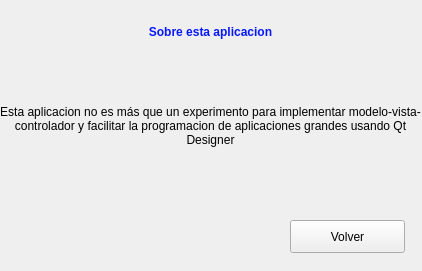
Before: the Qt Designer form views/vista_sobre_nosotros.ui in JuanLoaiza007/mvc-python, drawn with Qt 5.
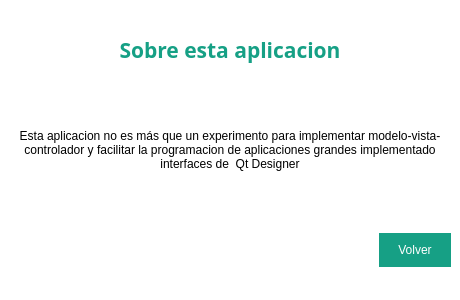
After: the same form once the commit is applied.

```diff
--- a/views/vista_sobre_nosotros.ui
+++ b/views/vista_sobre_nosotros.ui
@@ -6,32 +6,83 @@
    <rect>
     <x>0</x>
     <y>0</y>
-    <width>422</width>
-    <height>271</height>
+    <width>460</width>
+    <height>300</height>
    </rect>
   </property>
+  <property name="minimumSize">
+   <size>
+    <width>460</width>
+    <height>300</height>
+   </size>
+  </property>
+  <property name="maximumSize">
+   <size>
+    <width>460</width>
+    <height>300</height>
+   </size>
+  </property>
   <property name="windowTitle">
    <string>MainWindow</string>
   </property>
   <widget class="QWidget" name="centralwidget">
+   <property name="minimumSize">
+    <size>
+     <width>400</width>
+     <height>270</height>
+    </size>
+   </property>
+   <property name="styleSheet">
+    <string notr="true">QWidget {
+	background-color: white;
+}</string>
+   </property>
+   <layout class="QVBoxLayout" name="verticalLayout">
+    <property name="spacing">
+     <number>0</number>
+    </property>
+    <property name="leftMargin">
+     <number>0</number>
+    </property>
+    <property name="topMargin">
+     <number>0</number>
+    </property>
+    <property name="rightMargin">
+     <number>0</number>
+    </property>
+    <property name="bottomMargin">
+     <number>0</number>
+    </property>
+    <item alignment="Qt::AlignVCenter">
+     <widget class="QFrame" name="frame_3">
+      <property name="maximumSize">
+       <size>
+        <width>16777215</width>
+        <height>59</height>
+       </size>
+      </property>
+      <property name="frameShape">
+       <enum>QFrame::NoFrame</enum>
+      </property>
+      <property name="frameShadow">
+       <enum>QFrame::Raised</enum>
+      </property>
+      <layout class="QHBoxLayout" name="horizontalLayout">
+       <item>
    <widget class="QLabel" name="lbl_titulo">
-    <property name="geometry">
-     <rect>
-      <x>0</x>
-      <y>20</y>
-      <width>421</width>
-      <height>24</height>
-     </rect>
-    </property>
     <property name="font">
      <font>
+           <family>sans-serif</family>
+           <pointsize>16</pointsize>
       <weight>75</weight>
+           <italic>false</italic>
       <bold>true</bold>
      </font>
     </property>
     <property name="styleSheet">
      <string notr="true">QLabel {
-	color: rgb(7, 24, 255);
+	font: bold 16pt &quot;sans-serif&quot;;
+	color: #16a085;
 }</string>
     </property>
     <property name="text">
@@ -41,15 +92,21 @@
      <set>Qt::AlignCenter</set>
     </property>
    </widget>
+       </item>
+      </layout>
+     </widget>
+    </item>
+    <item>
+     <widget class="QFrame" name="frame_2">
+      <property name="frameShape">
+       <enum>QFrame::NoFrame</enum>
+      </property>
+      <property name="frameShadow">
+       <enum>QFrame::Raised</enum>
+      </property>
+      <layout class="QGridLayout" name="gridLayout">
+       <item row="0" column="0">
    <widget class="QLabel" name="lbl_cuerpo">
-    <property name="geometry">
-     <rect>
-      <x>0</x>
-      <y>40</y>
-      <width>421</width>
-      <height>171</height>
-     </rect>
-    </property>
     <property name="font">
      <font>
       <weight>50</weight>
@@ -62,7 +119,7 @@
 }</string>
     </property>
     <property name="text">
-     <string>Esta aplicacion no es más que un experimento para implementar modelo-vista-controlador y facilitar la programacion de aplicaciones grandes usando Qt Designer</string>
+          <string>Esta aplicacion no es más que un experimento para implementar modelo-vista-controlador y facilitar la programacion de aplicaciones grandes implementado interfaces de  Qt Designer</string>
     </property>
     <property name="alignment">
      <set>Qt::AlignCenter</set>
@@ -71,19 +128,82 @@
      <bool>true</bool>
     </property>
    </widget>
+       </item>
+      </layout>
+     </widget>
+    </item>
+    <item>
+     <widget class="QFrame" name="frame">
+      <property name="frameShape">
+       <enum>QFrame::NoFrame</enum>
+      </property>
+      <property name="frameShadow">
+       <enum>QFrame::Raised</enum>
+      </property>
+      <layout class="QHBoxLayout" name="horizontalLayout_2">
+       <property name="spacing">
+        <number>0</number>
+       </property>
+       <property name="leftMargin">
+        <number>0</number>
+       </property>
+       <property name="topMargin">
+        <number>0</number>
+       </property>
+       <property name="rightMargin">
+        <number>0</number>
+       </property>
+       <property name="bottomMargin">
+        <number>0</number>
+       </property>
+       <item>
+        <widget class="QFrame" name="frame_4">
+         <property name="frameShape">
+          <enum>QFrame::NoFrame</enum>
+         </property>
+         <property name="frameShadow">
+          <enum>QFrame::Raised</enum>
+         </property>
+        </widget>
+       </item>
+       <item>
+        <widget class="QFrame" name="frame_5">
+         <property name="maximumSize">
+          <size>
+           <width>90</width>
+           <height>16777215</height>
+          </size>
+         </property>
+         <property name="frameShape">
+          <enum>QFrame::NoFrame</enum>
+         </property>
+         <property name="frameShadow">
+          <enum>QFrame::Raised</enum>
+         </property>
+         <layout class="QGridLayout" name="gridLayout_2">
+          <item row="0" column="0">
    <widget class="QPushButton" name="btn_volver">
-    <property name="geometry">
-     <rect>
-      <x>290</x>
-      <y>220</y>
-      <width>115</width>
-      <height>33</height>
-     </rect>
+            <property name="styleSheet">
+             <string notr="true">QPushButton {
+	border-radius: 20px;
+	background-color: #16a085;
+	color: white;
+	font: bold 12pt &quot;sans-serif&quot;;
+	padding: 10px 0px;
+}</string>
     </property>
     <property name="text">
      <string>Volver</string>
     </property>
    </widget>
+          </item>
+         </layout>
+        </widget>
+       </item>
+      </layout>
+     </widget>
+    </item>
+   </layout>
   </widget>
  </widget>
  <resources/>
```
Lines whose indentation alone changed are shown as unchanged.
